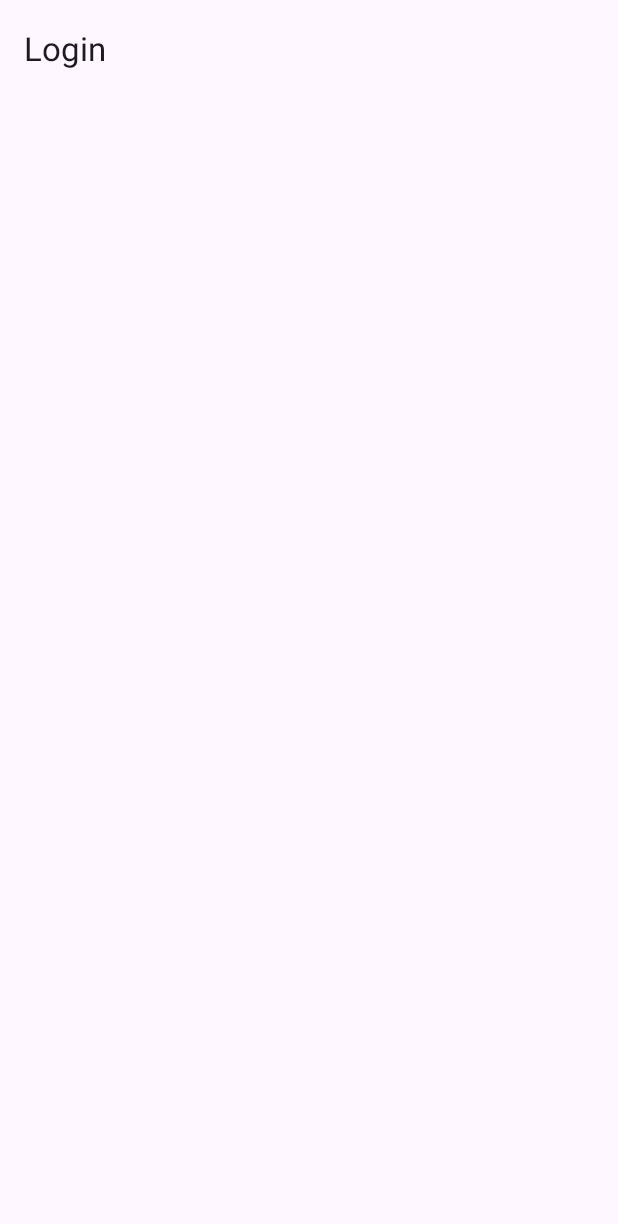
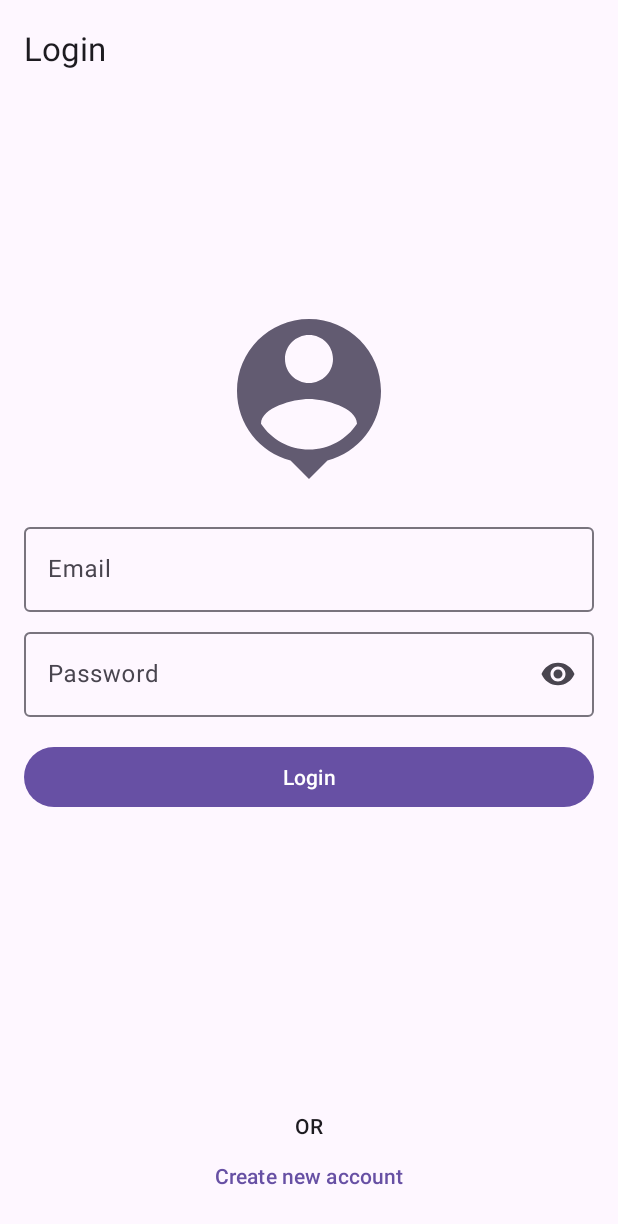
Before and after one commit to imsyf/PostIt, an Android app: the screen it shows after launch (MainActivity), on a phone screen of 412 x 824 dp. Before the commit the part shown is almost empty. Shown: the top 1224 px of the screen. Run offline under Robolectric (Android 15) with nearby library versions, the phone set to English and light mode, and no system bars; our stand-ins replace navigation-ui.

Commit message:
Capture email and password input on login screen

```diff
--- a/app/src/main/java/it/post/app/ui/login/LoginFragment.kt
+++ b/app/src/main/java/it/post/app/ui/login/LoginFragment.kt
@@ -4,13 +4,21 @@ import android.os.Bundle
 import android.view.LayoutInflater
 import android.view.View
 import android.view.ViewGroup
+import androidx.core.widget.doOnTextChanged
 import androidx.fragment.app.Fragment
+import androidx.fragment.app.viewModels
+import androidx.lifecycle.Lifecycle
+import androidx.lifecycle.lifecycleScope
+import androidx.lifecycle.repeatOnLifecycle
 import it.post.app.databinding.LoginFragmentBinding
+import kotlinx.coroutines.launch
 
 class LoginFragment : Fragment() {
 
     private var _binding: LoginFragmentBinding? = null
     private val binding get() = _binding!!
+
+    private val viewModel by viewModels<LoginViewModel>()
 
     override fun onCreateView(
         inflater: LayoutInflater,
@@ -21,6 +29,35 @@ class LoginFragment : Fragment() {
         return binding.root
     }
 
+    override fun onViewCreated(view: View, savedInstanceState: Bundle?) {
+        super.onViewCreated(view, savedInstanceState)
+
+        binding.setup()
+
+        viewLifecycleOwner.lifecycleScope.launch {
+            viewLifecycleOwner.repeatOnLifecycle(Lifecycle.State.STARTED) {
+                viewModel.state.collect {
+                    binding.render(it)
+                }
+            }
+        }
+    }
+
+    private fun LoginFragmentBinding.setup() {
+        loginEmail.doOnTextChanged { text, _, _, _ ->
+            val email = "$text"
+            viewModel.onEmailChanged(email)
+        }
+
+        loginPassword.doOnTextChanged { text, _, _, _ ->
+            val password = "$text"
+            viewModel.onPasswordChanged(password)
+        }
+    }
+
+    private fun LoginFragmentBinding.render(state: LoginState) {
+    }
+
     override fun onDestroyView() {
         super.onDestroyView()
         _binding = null
--- /dev/null
+++ b/app/src/main/java/it/post/app/ui/login/LoginState.kt
@@ -0,0 +1,7 @@
+package it.post.app.ui.login
+
+data class LoginState(
+    val email: String = "",
+    val password: String = "",
+) {
+}
--- /dev/null
+++ b/app/src/main/java/it/post/app/ui/login/LoginViewModel.kt
@@ -0,0 +1,21 @@
+package it.post.app.ui.login
+
+import androidx.lifecycle.ViewModel
+import kotlinx.coroutines.flow.MutableStateFlow
+import kotlinx.coroutines.flow.StateFlow
+import kotlinx.coroutines.flow.asStateFlow
+import kotlinx.coroutines.flow.update
+
+class LoginViewModel : ViewModel() {
+
+    private val _state = MutableStateFlow(LoginState())
+    val state: StateFlow<LoginState> = _state.asStateFlow()
+
+    fun onEmailChanged(value: String) = _state.update {
+        it.copy(email = value)
+    }
+
+    fun onPasswordChanged(value: String) = _state.update {
+        it.copy(password = value)
+    }
+}
--- a/app/src/main/res/layout/login_fragment.xml
+++ b/app/src/main/res/layout/login_fragment.xml
@@ -1,9 +1,94 @@
 <?xml version="1.0" encoding="utf-8"?>
 <androidx.constraintlayout.widget.ConstraintLayout xmlns:android="http://schemas.android.com/apk/res/android"
+    xmlns:app="http://schemas.android.com/apk/res-auto"
     xmlns:tools="http://schemas.android.com/tools"
     android:layout_width="match_parent"
     android:layout_height="match_parent"
+    android:focusableInTouchMode="true"
     android:padding="16dp"
     tools:context=".ui.login.LoginFragment">
 
+    <ImageView
+        android:id="@+id/avatar"
+        android:layout_width="wrap_content"
+        android:layout_height="wrap_content"
+        android:layout_marginBottom="16dp"
+        android:contentDescription="@null"
+        android:src="@drawable/ic_avatar"
+        app:layout_constraintBottom_toTopOf="@id/label_for_login_email"
+        app:layout_constraintEnd_toEndOf="parent"
+        app:layout_constraintStart_toStartOf="parent" />
+
+    <com.google.android.material.textfield.TextInputLayout
+        android:id="@+id/label_for_login_email"
+        android:layout_width="0dp"
+        android:layout_height="wrap_content"
+        android:layout_marginBottom="8dp"
+        android:hint="@string/email"
+        app:endIconMode="clear_text"
+        app:layout_constraintBottom_toTopOf="@id/label_for_login_password"
+        app:layout_constraintEnd_toEndOf="parent"
+        app:layout_constraintStart_toStartOf="parent"
+        app:layout_constraintTop_toTopOf="parent"
+        app:layout_constraintVertical_chainStyle="packed">
+
+        <com.google.android.material.textfield.TextInputEditText
+            android:id="@+id/login_email"
+            android:layout_width="match_parent"
+            android:layout_height="wrap_content"
+            android:inputType="textEmailAddress" />
+
+    </com.google.android.material.textfield.TextInputLayout>
+
+    <com.google.android.material.textfield.TextInputLayout
+        android:id="@+id/label_for_login_password"
+        android:layout_width="0dp"
+        android:layout_height="wrap_content"
+        android:hint="@string/password"
+        app:endIconMode="password_toggle"
+        app:layout_constraintBottom_toTopOf="@id/login"
+        app:layout_constraintEnd_toEndOf="parent"
+        app:layout_constraintStart_toStartOf="parent"
+        app:layout_constraintTop_toBottomOf="@id/label_for_login_email">
+
+        <com.google.android.material.textfield.TextInputEditText
+            android:id="@+id/login_password"
+            android:layout_width="match_parent"
+            android:layout_height="wrap_content"
+            android:inputType="textPassword" />
+
+    </com.google.android.material.textfield.TextInputLayout>
+
+    <com.google.android.material.button.MaterialButton
+        android:id="@+id/login"
+        android:layout_width="0dp"
+        android:layout_height="wrap_content"
+        android:layout_marginTop="16dp"
+        android:text="@string/login"
+        app:layout_constraintBottom_toBottomOf="parent"
+        app:layout_constraintEnd_toEndOf="parent"
+        app:layout_constraintStart_toStartOf="parent"
+        app:layout_constraintTop_toBottomOf="@id/label_for_login_password" />
+
+    <com.google.android.material.textview.MaterialTextView
+        android:id="@+id/or"
+        style="@style/TextAppearance.Material3.LabelLarge"
+        android:layout_width="wrap_content"
+        android:layout_height="wrap_content"
+        android:text="@string/or"
+        app:layout_constraintBottom_toTopOf="@id/register"
+        app:layout_constraintEnd_toEndOf="parent"
+        app:layout_constraintStart_toStartOf="parent"
+        app:textAllCaps="true" />
+
+    <com.google.android.material.button.MaterialButton
+        android:id="@+id/register"
+        style="@style/Widget.Material3.Button.TextButton"
+        android:layout_width="wrap_content"
+        android:layout_height="wrap_content"
+        android:text="@string/create_new_account"
+        app:layout_constraintBottom_toBottomOf="parent"
+        app:layout_constraintEnd_toEndOf="parent"
+        app:layout_constraintStart_toStartOf="parent" />
+
 </androidx.constraintlayout.widget.ConstraintLayout>
--- a/app/src/main/res/values/strings.xml
+++ b/app/src/main/res/values/strings.xml
@@ -3,4 +3,8 @@
 
     <string name="login">Login</string>
     <string name="log_out">Log out</string>
+    <string name="email">Email</string>
+    <string name="password">Password</string>
+    <string name="or">Or</string>
+    <string name="create_new_account">Create new account</string>
 </resources>
```
